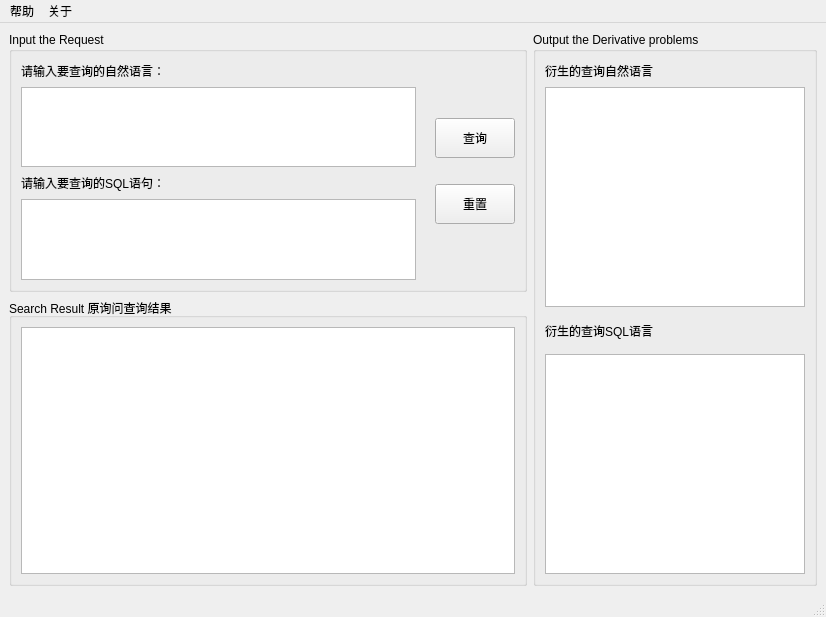
This is QT/Window2.ui in gogogo07/- as Qt 5 draws it before an edit. The edited form follows.
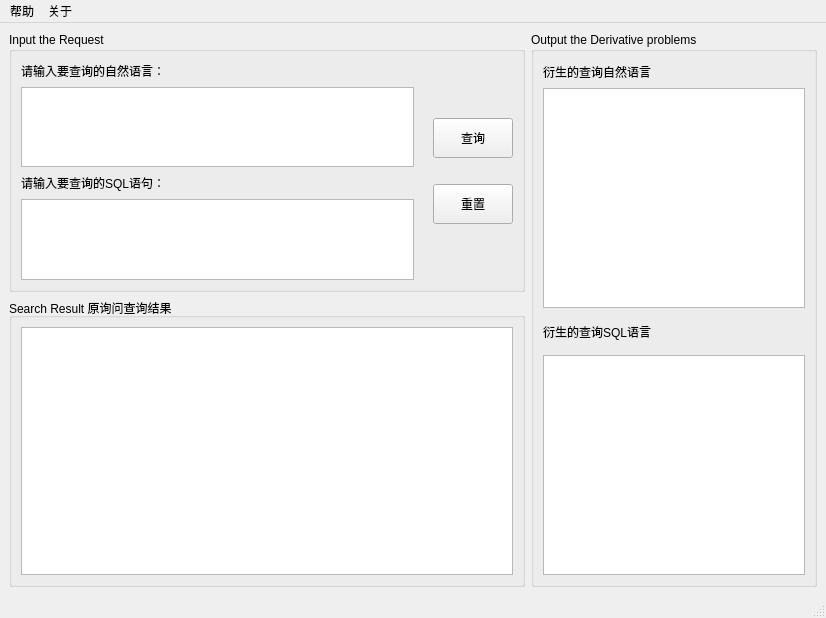
This is the edited form.

```diff
--- a/QT/Window2.ui
+++ b/QT/Window2.ui
@@ -7,7 +7,7 @@
     <x>0</x>
     <y>0</y>
     <width>826</width>
-    <height>611</height>
+    <height>618</height>
    </rect>
   </property>
   <property name="windowTitle">
@@ -84,23 +84,11 @@
             </spacer>
            </item>
            <item>
-            <widget class="QTextBrowser" name="InQ_Text">
-             <property name="sizePolicy">
-              <sizepolicy hsizetype="Expanding" vsizetype="Minimum">
-               <horstretch>0</horstretch>
-               <verstretch>0</verstretch>
-              </sizepolicy>
-             </property>
+            <widget class="QTextEdit" name="InQ_Text">
              <property name="minimumSize">
               <size>
-               <width>395</width>
-               <height>73</height>
-              </size>
-             </property>
-             <property name="maximumSize">
-              <size>
-               <width>16777215</width>
-               <height>16777215</height>
+               <width>393</width>
+               <height>60</height>
               </size>
              </property>
             </widget>
@@ -162,25 +150,13 @@
             </spacer>
            </item>
            <item>
-            <widget class="QTextBrowser" name="InSql_Text">
-             <property name="sizePolicy">
-              <sizepolicy hsizetype="Expanding" vsizetype="Minimum">
-               <horstretch>0</horstretch>
-               <verstretch>0</verstretch>
-              </sizepolicy>
-             </property>
+            <widget class="QTextEdit" name="InSql_Text">
              <property name="minimumSize">
               <size>
-               <width>395</width>
+               <width>393</width>
                <height>80</height>
               </size>
              </property>
-             <property name="maximumSize">
-              <size>
-               <width>16777215</width>
-               <height>16777215</height>
-              </size>
-             </property>
             </widget>
            </item>
           </layout>
```
